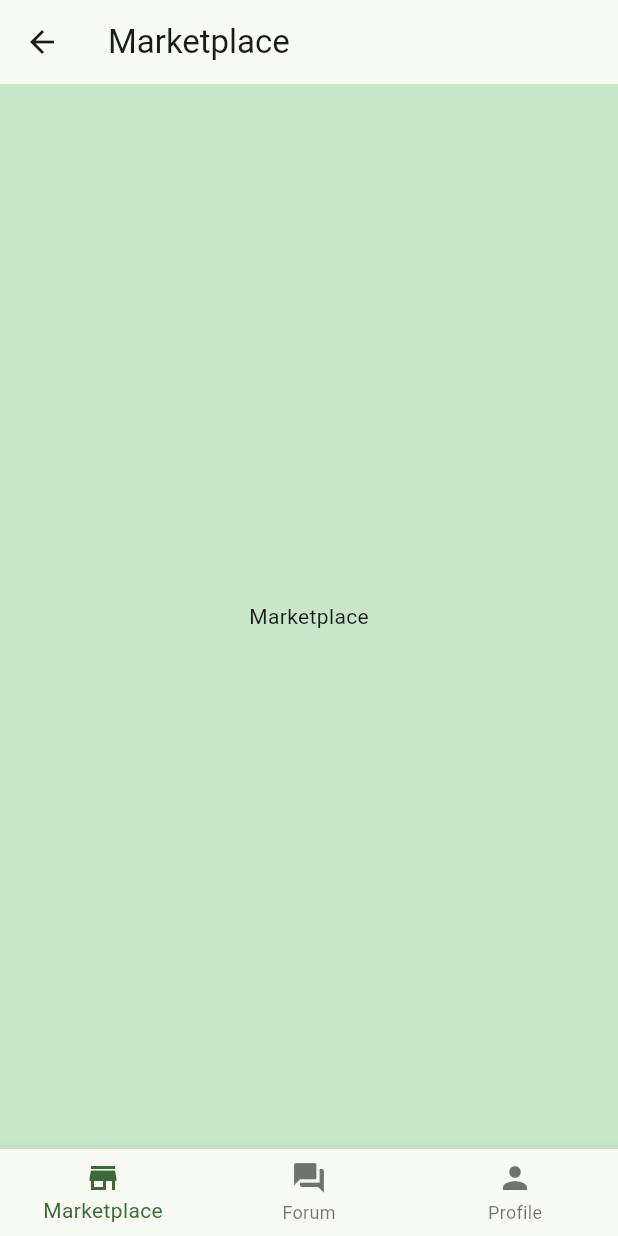
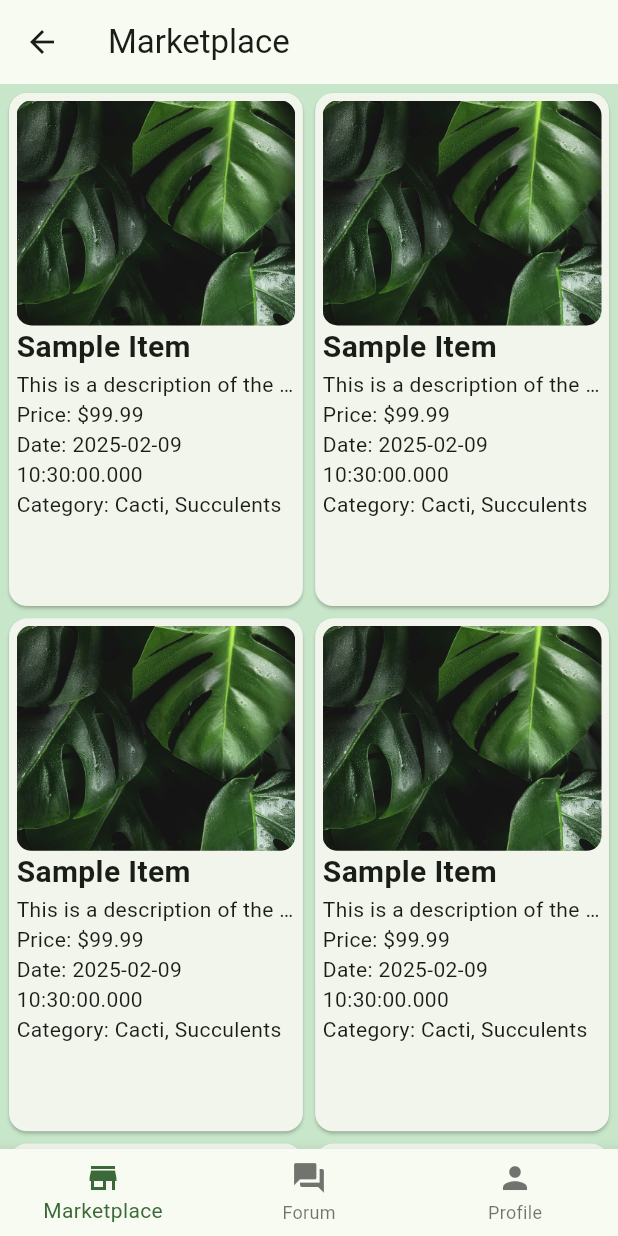
Before and after one commit to ajisairen/ingrained, a Flutter app: the screen it shows after launch, after a tap on "Buy", on a phone screen of 412 x 824 dp. Run offline on Flutter 3.47's test engine with Material 3 defaults, Android fonts, the light colour scheme and no system bars.

Commit message:
created marketplace listing widget and grid view

```diff
--- /dev/null
+++ b/lib/src/components/listing.dart
@@ -0,0 +1,141 @@
+import 'package:flutter/material.dart';
+
+enum Category {
+  produce,
+  herbs,
+  succulents,
+  cacti,
+  flowers,
+  shrubs,
+  trees,
+  vines,
+  aquatic,
+  indoor,
+  outdoor,
+  seeds,
+  tools,
+  pots,
+  other
+}
+
+class Listing {
+  String title;
+  String desc;
+  String pic;
+  double price;
+  // Location location;
+  DateTime date;
+  List<Category> category;
+  bool removed;
+
+  Listing({
+    required this.title,
+    required this.desc,
+    required this.pic,
+    required this.price,
+    // required this.location,
+    required this.date,
+    required this.category,
+    required this.removed,
+  });
+
+  String getTitle() => title;
+  String getDesc() => desc;
+  String getPic() => pic;
+  double getPrice() => price;
+  // Location getLocation() => location;
+  DateTime getDate() => date;
+  List<Category> getCategory() => category;
+  bool getRemoved() => removed;
+
+  void setTitle(String title) => this.title = title;
+  void setDesc(String desc) => this.desc = desc;
+  void setPic(String pic) => this.pic = pic;
+  void setPrice(double price) => this.price = price;
+  // void setLocation(Location loc) => this.location = loc;
+  void setDate(DateTime date) => this.date = date;
+  void setCategory(List<Category> cat) => category = cat;
+  void setRemoved(bool rem) => removed = rem;
+}
+
+// Mapping of categories to their display names and icons
+const Map<Category, String> categoryNames = {
+  Category.produce: "Produce",
+  Category.herbs: "Herbs",
+  Category.succulents: "Succulents",
+  Category.cacti: "Cacti",
+  Category.flowers: "Flowers",
+  Category.shrubs: "Shrubs",
+  Category.trees: "Trees",
+  Category.vines: "Vines",
+  Category.aquatic: "Aquatic Plants",
+  Category.indoor: "Indoor Plants",
+  Category.outdoor: "Outdoor Plants",
+  Category.seeds: "Seeds",
+  Category.tools: "Tools",
+  Category.pots: "Pots",
+  Category.other: "Other",
+};
+
+// const Map<Category, IconData> categoryIcons = {
+//   Category.produce: Icons.local_florist,
+//   Category.herbs: Icons.grass,
+//   Category.succulents: Icons.eco,
+//   Category.cacti: Icons.local_florist,
+//   Category.flowers: Icons.local_florist,
+//   Category.shrubs: Icons.grass,
+//   Category.trees: Icons.nature,
+//   Category.vines: Icons.local_florist,
+//   Category.aquatic: Icons.water,
+//   Category.indoor: Icons.home,
+//   Category.outdoor: Icons.park,
+//   Category.seeds: Icons.grain,
+//   Category.tools: Icons.build,
+//   Category.pots: Icons.pot,
+//   Category.other: Icons.category,
+// };
+
+class ListingWidget extends StatelessWidget {
+  final Listing listing;
+
+  const ListingWidget({super.key, required this.listing});
+
+  @override
+  Widget build(BuildContext context) {
+    return Card(
+      child: Padding(
+        padding: const EdgeInsets.all(5.0),
+        child: Column(
+          crossAxisAlignment: CrossAxisAlignment.start,
+          children: [
+            Padding(
+              padding:
+                  const EdgeInsets.all(0.0), // Custom padding for the image
+              child: ClipRRect(
+                borderRadius: BorderRadius.circular(10.0), // Rounded corners
+                child: Image.asset(
+                  listing.getPic(),
+                  width:
+                      double.infinity, // Make the image as wide as the widget
+                  height: 150, // Fixed height of the image
+                  fit: BoxFit.cover,
+                ),
+              ),
+            ),
+            Text(
+              listing.getTitle(),
+              style: TextStyle(fontSize: 20, fontWeight: FontWeight.bold),
+            ),
+            Text(listing.getDesc(),
+                maxLines: 1, overflow: TextOverflow.ellipsis),
+            Text('Price: \$${listing.getPrice()}'),
+            // Text('Location: ${listing.getLocation().city}, ${listing.getLocation().state}'),
+            Text('Date: ${listing.getDate().toLocal()}'),
+            Text(
+                'Category: ${listing.getCategory().map((category) => categoryNames[category]).join(', ')}'),
+          ],
+        ),
+      ),
+    );
+  }
+}
--- a/lib/src/components/nav_bar.dart
+++ b/lib/src/components/nav_bar.dart
@@ -5,6 +5,8 @@
 import '../pages/buy_sell_page.dart';
 
 class NavBar extends StatefulWidget {
+  const NavBar({super.key});
+
   @override
   _NavBarState createState() => _NavBarState();
 }
--- a/lib/src/pages/marketplace_page.dart
+++ b/lib/src/pages/marketplace_page.dart
@@ -1,21 +1,44 @@
 import 'package:flutter/material.dart';
+import '../components/listing.dart';
 
 class MarketPage extends StatelessWidget {
   const MarketPage({super.key});
 
   @override
   Widget build(BuildContext context) {
+    // This is just a sample listing bc idk how to incorporate a listing i made in app...
+    Listing sampleListing = Listing(
+      title: "Sample Item",
+      desc: "This is a description of the sample item.",
+      pic: "assets/images/plant.jpg",
+      price: 99.99,
+      date: DateTime.now(),
+      category: [Category.cacti, Category.succulents],
+      removed: false,
+    );
+
+    List<Listing> listings = List.generate(10, (index) => sampleListing);
+    List<Listing> visibleListings =
+        listings.where((listing) => !listing.removed).toList();
+
     return Scaffold(
-        appBar: AppBar(title: Text("Marketplace")),
-        backgroundColor: Colors.green[100],
-        body: SafeArea(
-            child: Center(
-          child: Column(
-            mainAxisAlignment: MainAxisAlignment.center,
-            children: [
-              Center(child: Text("Marketplace")),
-            ],
+      appBar: AppBar(title: Text("Marketplace")),
+      backgroundColor: Colors.green[100],
+      body: SafeArea(
+        child: GridView.builder(
+          padding: const EdgeInsets.all(2.0),
+          gridDelegate: SliverGridDelegateWithFixedCrossAxisCount(
+            crossAxisCount: 2, // Number of columns
+            crossAxisSpacing: 0.2,
+            mainAxisSpacing: 0.2,
+            mainAxisExtent: 350, // Height of each item
           ),
-        )));
+          itemCount: visibleListings.length,
+          itemBuilder: (context, index) {
+            return ListingWidget(listing: visibleListings[index]);
+          },
+        ),
+      ),
+    );
   }
 }
```
Also changed, not shown: assets/images/haworthia.jpg (added), assets/images/plant.jpg (added).
